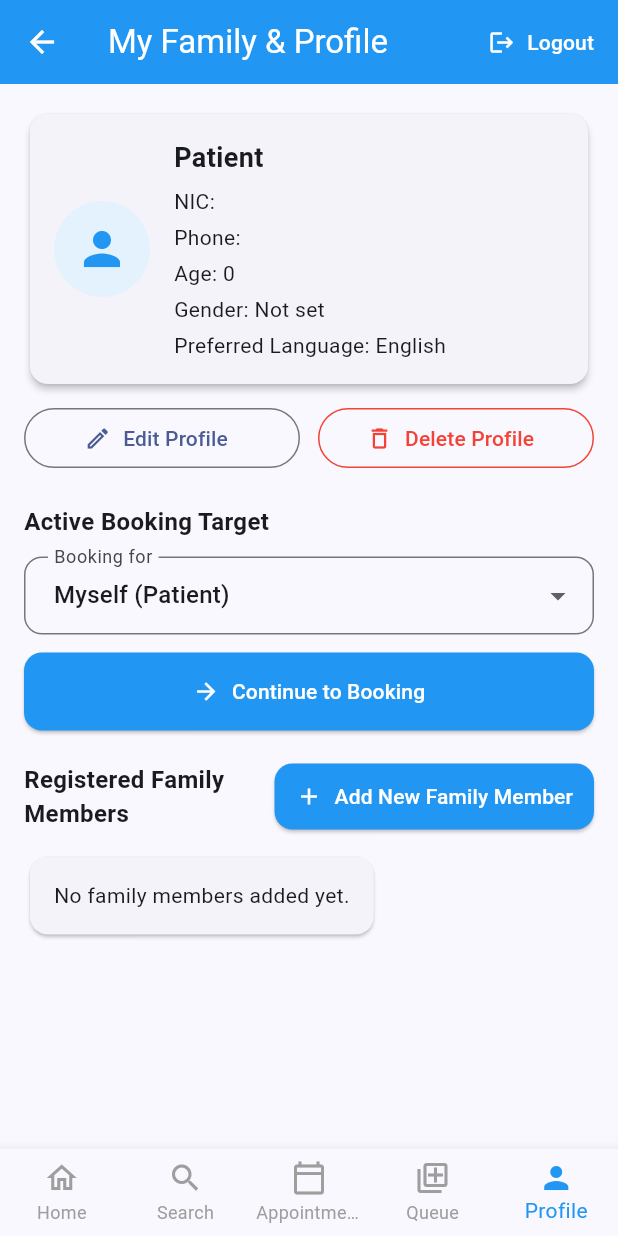
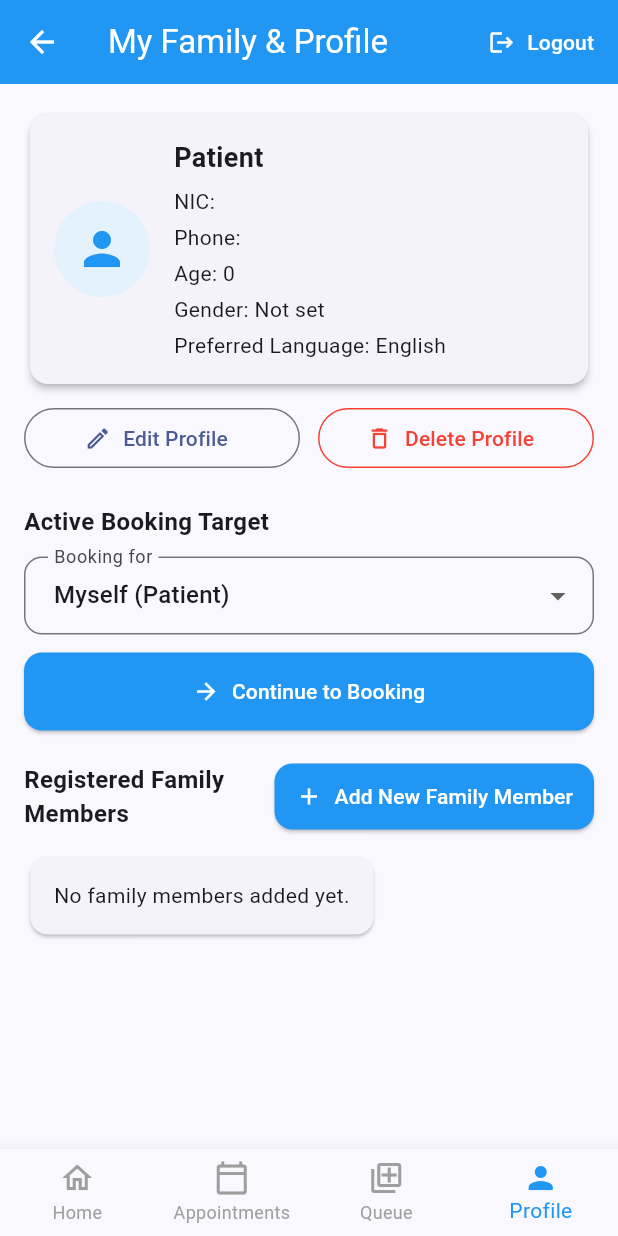
Before and after one commit to Malinda-Rathnayaka/OPD-Connect, a Flutter app: the PatientHomeScreen screen opened directly, after a tap on "New OPD Appointment Booking", on a phone screen of 412 x 824 dp. Run offline on Flutter 3.47's test engine with Material 3 defaults, Android fonts, the phone set to English and light mode, and no system bars; our stand-ins replace cloud_firestore, firebase_auth, firebase_core, firebase_storage, flutter_dotenv, image_picker and 4 more; accounts and stored records are empty; network calls fail.

Commit message:
remove search icon in botton nav bar

```diff
--- a/lib/screens/patient/patient_home_screen.dart
+++ b/lib/screens/patient/patient_home_screen.dart
@@ -380,21 +380,20 @@ class _PatientHomeScreenState extends State<PatientHomeScreen> {
   }
 
   void _handleBottomNavTap(int index) {
+    if (index == _selectedIndex) return;
+
     setState(() {
       _selectedIndex = index;
     });
 
     switch (index) {
       case 0:
+      case 1:
         break;
-      case 1:
       case 2:
-        _openDirectBookingFlow();
+        _navigateTo(PatientLiveQueueScreen());
         break;
       case 3:
-        _navigateTo(PatientLiveQueueScreen());
-        break;
-      case 4:
         _navigateTo(const MyFamilyProfileScreen());
         break;
     }
@@ -637,7 +636,6 @@ class _PatientHomeScreenState extends State<PatientHomeScreen> {
               icon: Icon(Icons.home_outlined),
               label: 'Home',
             ),
-            BottomNavigationBarItem(icon: Icon(Icons.search), label: 'Search'),
             BottomNavigationBarItem(
               icon: Icon(Icons.calendar_today_outlined),
               label: 'Appointments',
```
Also changed, not shown: lib/screens/patient/booking_confirmed.dart (+17 -13 lines), lib/screens/patient/my_family_profile.dart (+17 -6 lines).
